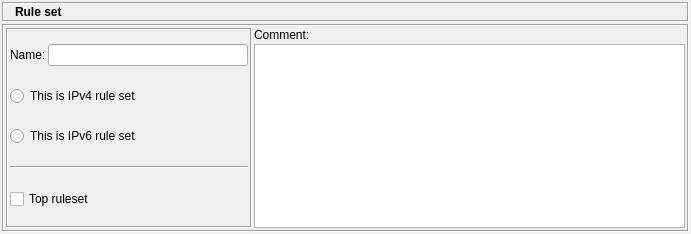
This is src/gui/rulesetdialog_q.ui in fwbuilder/fwbuilder as Qt 5 draws it before an edit. The edited form follows.
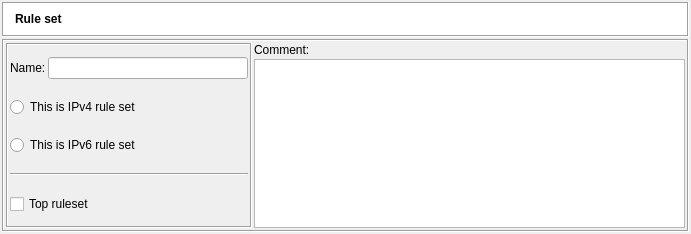
This is the edited form. Icons and pictures are not drawn.

```diff
--- a/src/gui/rulesetdialog_q.ui
+++ b/src/gui/rulesetdialog_q.ui
@@ -50,9 +50,76 @@
        <property name="minimumSize" >
         <size>
          <width>16</width>
-         <height>20</height>
+         <height>35</height>
         </size>
        </property>
+       <property name="palette" >
+        <palette>
+         <active>
+          <colorrole role="Base" >
+           <brush brushstyle="SolidPattern" >
+            <color alpha="255" >
+             <red>255</red>
+             <green>255</green>
+             <blue>255</blue>
+            </color>
+           </brush>
+          </colorrole>
+          <colorrole role="Window" >
+           <brush brushstyle="SolidPattern" >
+            <color alpha="255" >
+             <red>255</red>
+             <green>255</green>
+             <blue>255</blue>
+            </color>
+           </brush>
+          </colorrole>
+         </active>
+         <inactive>
+          <colorrole role="Base" >
+           <brush brushstyle="SolidPattern" >
+            <color alpha="255" >
+             <red>255</red>
+             <green>255</green>
+             <blue>255</blue>
+            </color>
+           </brush>
+          </colorrole>
+          <colorrole role="Window" >
+           <brush brushstyle="SolidPattern" >
+            <color alpha="255" >
+             <red>255</red>
+             <green>255</green>
+             <blue>255</blue>
+            </color>
+           </brush>
+          </colorrole>
+         </inactive>
+         <disabled>
+          <colorrole role="Base" >
+           <brush brushstyle="SolidPattern" >
+            <color alpha="255" >
+             <red>255</red>
+             <green>255</green>
+             <blue>255</blue>
+            </color>
+           </brush>
+          </colorrole>
+          <colorrole role="Window" >
+           <brush brushstyle="SolidPattern" >
+            <color alpha="255" >
+             <red>255</red>
+             <green>255</green>
+             <blue>255</blue>
+            </color>
+           </brush>
+          </colorrole>
+         </disabled>
+        </palette>
+       </property>
+       <property name="autoFillBackground" >
+        <bool>true</bool>
+       </property>
        <property name="frameShape" >
         <enum>QFrame::Box</enum>
        </property>
```
Left out of the diff: 42 changed lines with no effect on the pictures.
